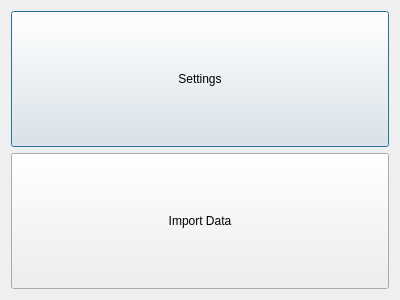
Above: menuwindow.ui from BryanBlack523/LM before the change. Below: the same form after it.
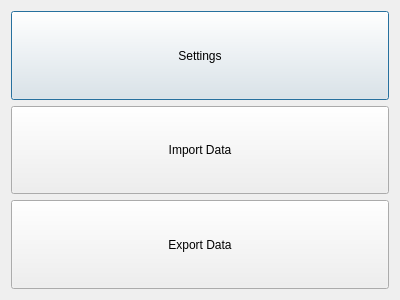
That is the form after the change.

The edit to the form file:
```diff
--- a/menuwindow.ui
+++ b/menuwindow.ui
@@ -40,6 +40,19 @@
      </property>
     </widget>
    </item>
+   <item>
+    <widget class="QPushButton" name="exportButton">
+     <property name="sizePolicy">
+      <sizepolicy hsizetype="Minimum" vsizetype="Expanding">
+       <horstretch>0</horstretch>
+       <verstretch>0</verstretch>
+      </sizepolicy>
+     </property>
+     <property name="text">
+      <string>Export Data</string>
+     </property>
+    </widget>
+   </item>
   </layout>
  </widget>
  <resources/>
```
